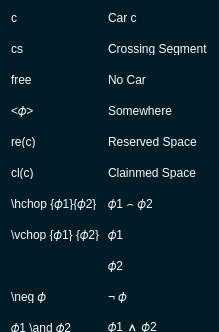
Above: pse/umlsl_editor/src/view/widgets/qt_widgets/query_help_dialog.ui from 69420pm/UMLSL-traffic-editor before the change; both pictures show x 0 to 219 and y 0 to 332 of the 219 by 484 pixel window. Below: the same form after it.
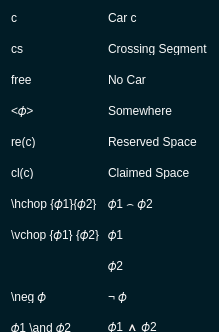
That is the form after the change. Icons and pictures are not drawn.

Patch:
```diff
--- a/pse/umlsl_editor/src/view/widgets/qt_widgets/query_help_dialog.ui
+++ b/pse/umlsl_editor/src/view/widgets/qt_widgets/query_help_dialog.ui
@@ -753,7 +753,7 @@
             </size>
            </property>
            <property name="text">
-            <string>Clainmed Space</string>
+            <string>Claimed Space</string>
            </property>
            <property name="textFormat">
             <enum>Qt::TextFormat::MarkdownText</enum>
```
